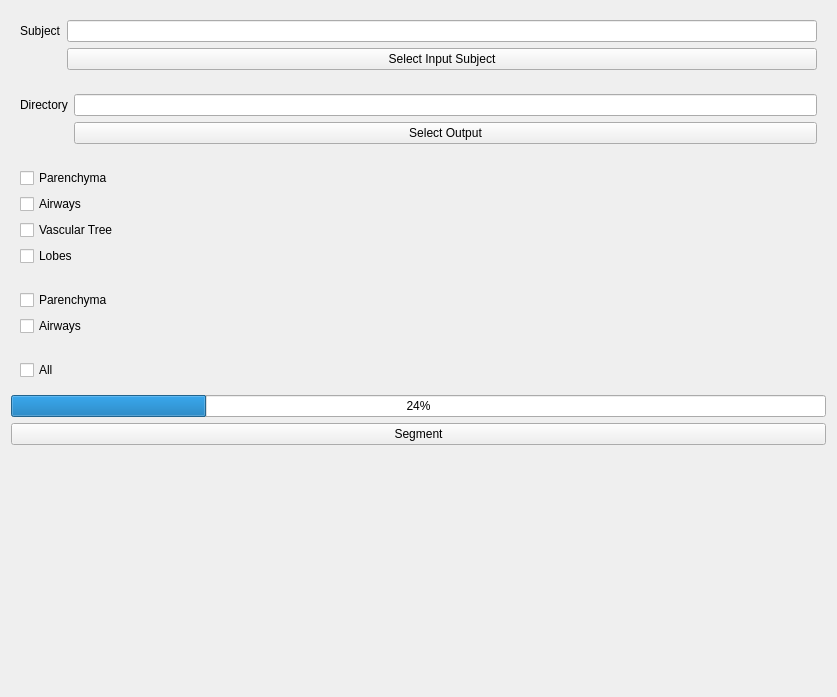
Above: LungSegmentation/Resources/UI/LungSegmentation.ui from FlorianDAVAUX/SlicerLungSegmentation before the change. Below: the same form after it.
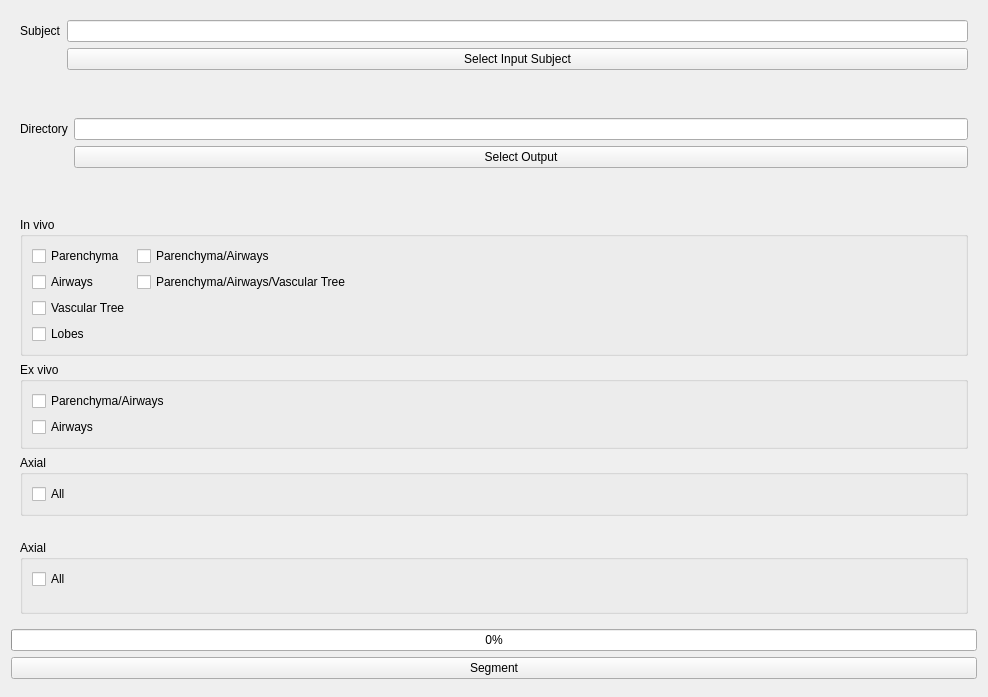
That is the form after the change. Custom widgets are drawn as their Qt base class.

Commit message: Optimisation et modification du choix des modèles

```diff
--- a/LungSegmentation/Resources/UI/LungSegmentation.ui
+++ b/LungSegmentation/Resources/UI/LungSegmentation.ui
@@ -6,7 +6,7 @@
    <rect>
     <x>0</x>
     <y>0</y>
-    <width>837</width>
+    <width>988</width>
     <height>697</height>
    </rect>
   </property>
@@ -66,9 +66,17 @@
    <item>
     <widget class="ctkCollapsibleButton" name="partsCollapsibleButton" native="true">
      <property name="text" stdset="0">
+      <string>Rabbit</string>
+     </property>
+     <layout class="QVBoxLayout" name="layoutRabbit">
+
+      <!-- IN VIVO -->
+      <item>
+       <widget class="QGroupBox" name="groupInvivo">
+        <property name="title">
       <string>In vivo</string>
      </property>
-     <layout class="QFormLayout" name="formLayoutParts">
+        <layout class="QFormLayout" name="formLayoutInvivo">
       <item row="0" column="0">
        <widget class="QCheckBox" name="checkBoxInvivoParenchyma">
         <property name="text">
@@ -76,6 +84,13 @@
         </property>
        </widget>
       </item>
+         <item row="0" column="1">
+          <widget class="QCheckBox" name="checkBoxRabbitInvivoParenchymaAirways">
+           <property name="text">
+            <string>Parenchyma/Airways</string>
+           </property>
+          </widget>
+         </item>
       <item row="1" column="0">
        <widget class="QCheckBox" name="checkBoxInvivoAirways">
         <property name="text">
@@ -83,6 +98,13 @@
         </property>
        </widget>
       </item>
+         <item row="1" column="1">
+          <widget class="QCheckBox" name="checkBoxRabbitInvivoParenchymaAirwaysVascularTree">
+           <property name="text">
+            <string>Parenchyma/Airways/Vascular Tree</string>
+           </property>
+          </widget>
+         </item>
       <item row="2" column="0">
        <widget class="QCheckBox" name="checkBoxInvivoVascularTree">
         <property name="text">
@@ -100,21 +122,23 @@
      </layout>
     </widget>
    </item>
+
+      <!-- EX VIVO -->
    <item>
-    <widget class="ctkCollapsibleButton" name="partsCollapsibleButton" native="true">
-     <property name="text" stdset="0">
+       <widget class="QGroupBox" name="groupExvivo">
+        <property name="title">
       <string>Ex vivo</string>
      </property>
-     <layout class="QFormLayout" name="formLayoutParts">
+        <layout class="QFormLayout" name="formLayoutExvivo">
       <item row="0" column="0">
-       <widget class="QCheckBox" name="checkBoxExvivoParenchyma">
+          <widget class="QCheckBox" name="checkBoxRabbitExvivoParenchymaAirways">
         <property name="text">
-         <string>Parenchyma</string>
+            <string>Parenchyma/Airways</string>
         </property>
        </widget>
       </item>
       <item row="1" column="0">
-       <widget class="QCheckBox" name="checkBoxExvivoAirways">
+          <widget class="QCheckBox" name="checkBoxRabbitExvivoAirways">
         <property name="text">
          <string>Airways</string>
         </property>
@@ -123,14 +147,45 @@
      </layout>
     </widget>
    </item>
+
+      <!-- AXIAL -->
    <item>
-    <widget class="ctkCollapsibleButton" name="partsCollapsibleButton" native="true">
+       <widget class="QGroupBox" name="groupAxial">
+        <property name="title">
+         <string>Axial</string>
+        </property>
+        <layout class="QFormLayout" name="formLayoutAxial">
+         <item row="0" column="0">
+          <widget class="QCheckBox" name="checkBoxRabbitAxialAll">
+           <property name="text">
+            <string>All</string>
+           </property>
+          </widget>
+         </item>
+        </layout>
+       </widget>
+      </item>
+     </layout>
+    </widget>
+   </item>
+
+   <!-- PIG SECTION -->
+   <item>
+    <widget class="ctkCollapsibleButton" name="rabbitCollapsibleButton" native="true">
      <property name="text" stdset="0">
+      <string>Pig</string>
+     </property>
+     <layout class="QVBoxLayout" name="layoutRabbit">
+
+      <!-- AXIAL -->
+      <item>
+       <widget class="QGroupBox" name="groupAxial">
+        <property name="title">
       <string>Axial</string>
      </property>
-     <layout class="QFormLayout" name="formLayoutParts">
+        <layout class="QFormLayout" name="formLayoutAxial">
       <item row="0" column="0">
-       <widget class="QCheckBox" name="checkBoxAxialAll">
+          <widget class="QCheckBox" name="checkBoxPigAxialParenchyma">
         <property name="text">
          <string>All</string>
         </property>
@@ -139,10 +194,15 @@
      </layout>
     </widget>
    </item>
+     </layout>
+    </widget>
+   </item>
+
+   <!-- PROGRESS BAR -->
    <item>
     <widget class="QProgressBar" name="progressBar">
      <property name="value">
-      <number>24</number>
+      <number>0</number>
      </property>
     </widget>
    </item>
@@ -155,21 +215,9 @@
    </item>
    <item>
     <spacer name="verticalSpacer">
-     <property name="sizePolicy">
-      <sizepolicy hsizetype="Preferred" vsizetype="Expanding">
-       <horstretch>0</horstretch>
-       <verstretch>1</verstretch>
-      </sizepolicy>
-     </property>
      <property name="orientation">
       <enum>Qt::Vertical</enum>
      </property>
-     <property name="sizeHint" stdset="0">
-      <size>
-       <width>0</width>
-       <height>0</height>
-      </size>
-     </property>
     </spacer>
    </item>
   </layout>
```
Left out of the diff: 23 changed lines with no effect on the pictures. Lines whose indentation alone changed are shown as unchanged. The commit also changes 2 other files.
